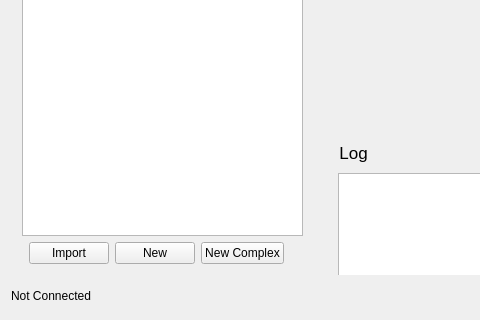
The window that src/ui/windows/w_MainWindow.ui (Qv2ray/Qv2ray) describes before a commit, drawn with Qt 5; both pictures show x 0 to 480 and y 377 to 697 of the 829 by 697 pixel window.
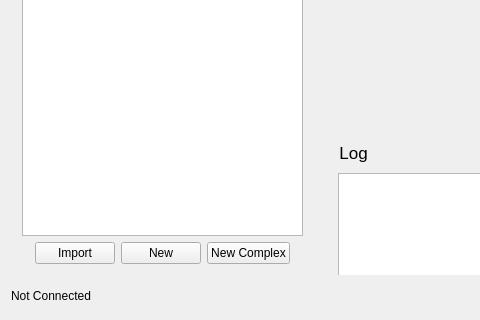
The same window after the commit. Icons and pictures are not drawn.

Diff of the .ui file:
```diff
--- a/src/ui/windows/w_MainWindow.ui
+++ b/src/ui/windows/w_MainWindow.ui
@@ -183,6 +183,12 @@
             <property name="orientation">
              <enum>Qt::Horizontal</enum>
             </property>
+            <property name="sizeHint" stdset="0">
+             <size>
+              <width>0</width>
+              <height>0</height>
+             </size>
+            </property>
            </spacer>
           </item>
           <item>
```
Left out of the diff: 6 changed lines with no effect on the pictures.
